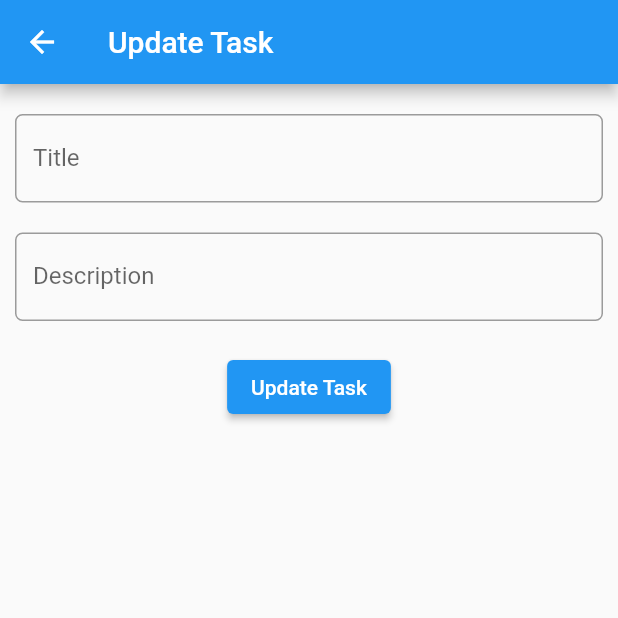
After one commit to phamtanphat/flutter_listview19072021, a Flutter app: the UpdatePageContainer screen opened directly, on a phone screen of 412 x 824 dp, the top half of it. The commit adds this screen. Run offline on Flutter 3.47's test engine with Material 2 defaults, Android fonts, the phone set to English and light mode, and no system bars.

Commit message:
update page

```diff
--- a/lib/main.dart
+++ b/lib/main.dart
@@ -1,6 +1,7 @@
 import 'package:flutter/material.dart';
 import 'package:flutter_listview19072021/page/create_page.dart';
 import 'package:flutter_listview19072021/page/list_page.dart';
+import 'package:flutter_listview19072021/page/update_page.dart';
 
 void main() {
   runApp(MyApp());
@@ -21,7 +22,10 @@ class MyApp extends StatelessWidget {
           },
           "/create-page" : (context) {
             return CreatePage();
-          }
+          },
+          "/update-page" : (context) {
+            return UpdatePage();
+          },
         },
         initialRoute: "/",
     );
--- a/lib/page/list_page.dart
+++ b/lib/page/list_page.dart
@@ -2,6 +2,7 @@ import 'package:flutter/cupertino.dart';
 import 'package:flutter/material.dart';
 import 'package:flutter_listview19072021/model/task.dart';
 import 'package:flutter_listview19072021/page/create_page.dart';
+import 'package:flutter_listview19072021/page/update_page.dart';
 import 'package:flutter_listview19072021/shared/list_singleton.dart';
 
 class ListPage extends StatelessWidget {
@@ -57,7 +58,14 @@ class _ListPageContainerState extends State<ListPageContainer> {
               itemBuilder: (context ,index){
                   return ListTile(
                     onTap: (){
-
+                      Navigator.push(
+                          context,
+                          MaterialPageRoute(
+                              builder: (context){
+                                return UpdatePage();
+                              }
+                          )
+                      );
                     },
                     title: Text(listTasks[index].name),
                     subtitle: Text(listTasks[index].description),
--- /dev/null
+++ b/lib/page/update_page.dart
@@ -0,0 +1,69 @@
+import 'package:flutter/material.dart';
+class UpdatePage extends StatelessWidget {
+
+  @override
+  Widget build(BuildContext context) {
+    return UpdatePageContainer();
+  }
+}
+
+class UpdatePageContainer extends StatefulWidget {
+
+
+  @override
+  _UpdatePageContainerState createState() => _UpdatePageContainerState();
+}
+
+class _UpdatePageContainerState extends State<UpdatePageContainer> {
+  final titleController = TextEditingController();
+  final descriptionController = TextEditingController();
+
+  @override
+  Widget build(BuildContext context) {
+    return Scaffold(
+      appBar: AppBar(
+        title: Text("Update Task"),
+      ),
+      body: Container(
+        margin: const EdgeInsets.all(10),
+        child: Center(
+          child: Column(
+            children: [
+              SizedBox(height: 10),
+              TextField(
+                controller: titleController,
+                decoration: InputDecoration(
+                    labelText: "Title",
+                    hintText: "Example : Task monday",
+                    hintStyle: TextStyle(fontSize: 15),
+                    border: OutlineInputBorder(
+                        borderRadius: BorderRadius.circular(5)
+                    )
+                ),
+              ),
+              SizedBox(height: 20),
+              TextField(
+                controller: descriptionController,
+                decoration: InputDecoration(
+                    labelText: "Description",
+                    hintText: "Example : Do home work",
+                    hintStyle: TextStyle(fontSize: 15),
+                    border: OutlineInputBorder(
+                        borderRadius: BorderRadius.circular(5)
+                    )
+                ),
+              ),
+              SizedBox(height: 20),
+              ElevatedButton(
+                  onPressed: (){
+
+                  },
+                  child: Text("Update Task")
+              )
+            ],
+          ),
+        ),
+      ),
+    );
+  }
+}
```
